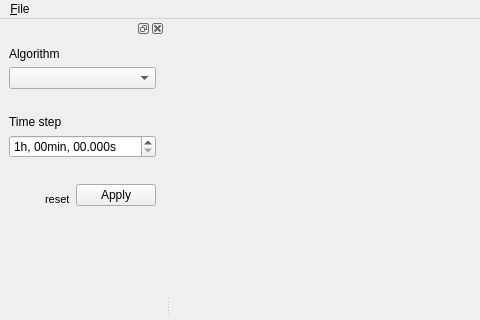
Before: the Qt Designer form src/gui/mainwindow.ui in mkollaro/nsim, drawn with Qt 5; both pictures show x 0 to 480 and y 0 to 320 of the 835 by 612 pixel window.
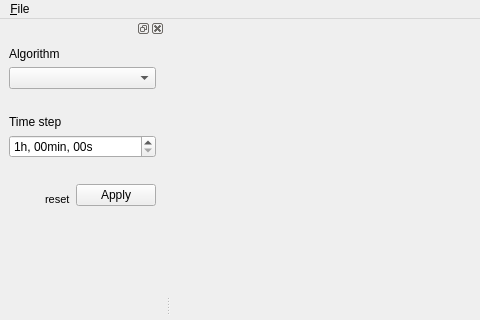
After: the same form once the commit is applied. Icons and pictures are not drawn.

Commit message: don't allow step smaller than 1s in GUI

Diff of the .ui file:
```diff
--- a/src/gui/mainwindow.ui
+++ b/src/gui/mainwindow.ui
@@ -95,11 +95,18 @@
          <second>59</second>
         </time>
        </property>
+       <property name="minimumTime">
+        <time>
+         <hour>0</hour>
+         <minute>0</minute>
+         <second>1</second>
+        </time>
+       </property>
        <property name="currentSection">
         <enum>QDateTimeEdit::SecondSection</enum>
        </property>
        <property name="displayFormat">
-        <string extracomment="[h:m:s:ms]">h'h,' mm'min,' ss.zzz's'</string>
+        <string extracomment="[h:m:s]">h'h,' mm'min,' ss's'</string>
        </property>
        <property name="currentSectionIndex">
         <number>2</number>
```
Left out of the diff: 4 changed lines with no effect on the pictures.
